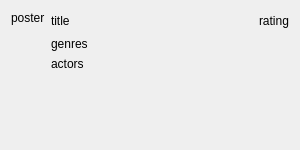
First picture: the form in src/filmsview/detailedlist/filmdetailedinfo.ui, repository eugene-melnik/alexandra, before the edit.
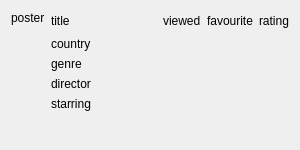
Second picture: the form after the edit.

Diff of the .ui file:
```diff
--- a/src/filmsview/detailedlist/filmdetailedinfo.ui
+++ b/src/filmsview/detailedlist/filmdetailedinfo.ui
@@ -65,6 +65,20 @@
          </property>
         </spacer>
        </item>
+       <item>
+        <widget class="QLabel" name="lViewed">
+         <property name="text">
+          <string>viewed</string>
+         </property>
+        </widget>
+       </item>
+       <item>
+        <widget class="QLabel" name="lFavourite">
+         <property name="text">
+          <string>favourite</string>
+         </property>
+        </widget>
+       </item>
        <item>
         <widget class="QLabel" name="lRating">
          <property name="text">
@@ -77,7 +91,14 @@
      <item>
       <widget class="QLabel" name="lGenres">
        <property name="text">
-        <string notr="true">genres</string>
+        <string>country</string>
+       </property>
+      </widget>
+     </item>
+     <item>
+      <widget class="QLabel" name="lGenre">
+       <property name="text">
+        <string notr="true">genre</string>
        </property>
        <property name="alignment">
         <set>Qt::AlignJustify|Qt::AlignVCenter</set>
@@ -90,7 +111,14 @@
      <item>
       <widget class="QLabel" name="lActors">
        <property name="text">
-        <string notr="true">actors</string>
+        <string>director</string>
+       </property>
+      </widget>
+     </item>
+     <item>
+      <widget class="QLabel" name="lStarring">
+       <property name="text">
+        <string notr="true">starring</string>
        </property>
        <property name="alignment">
         <set>Qt::AlignJustify|Qt::AlignVCenter</set>
```
Left out of the diff: 4 changed lines with no effect on the pictures.
